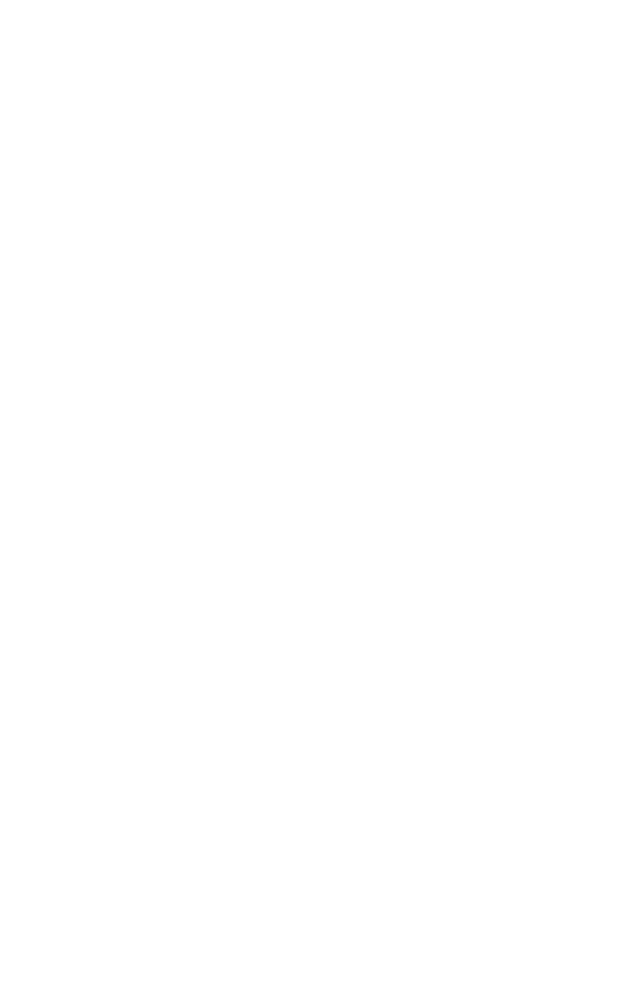
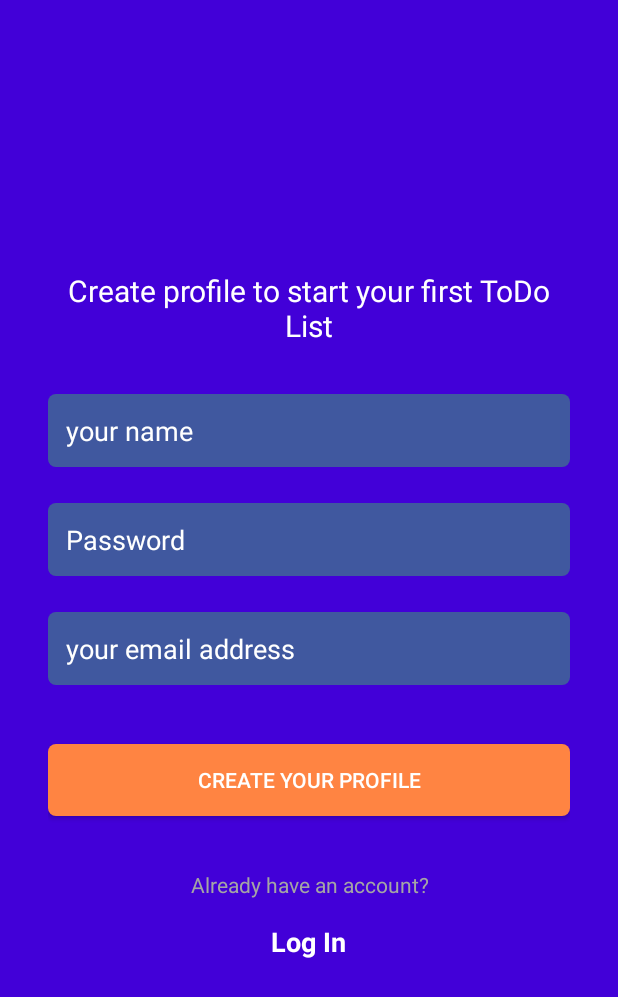
Before and after one commit to ALAA999/TODO-List-APP, an Android app: the SignUpActivity screen opened directly, with no data from a screen before it, on a phone screen of 412 x 824 dp. Before the commit the part shown is empty. Shown: the top 997 px of the screen. Run offline under Robolectric (Android 15) with nearby library versions, the phone set to English and light mode, and no system bars.

Commit message:
finish Sign Up UI

```diff
--- a/app/src/main/java/com/alaa/todolistapp/auth/SignUpActivity.java
+++ b/app/src/main/java/com/alaa/todolistapp/auth/SignUpActivity.java
@@ -3,14 +3,32 @@ package com.alaa.todolistapp.auth;
 import androidx.appcompat.app.AppCompatActivity;
 
 import android.os.Bundle;
+import android.view.View;
 
 import com.alaa.todolistapp.R;
+import com.alaa.todolistapp.databinding.ActivityMainBinding;
+import com.alaa.todolistapp.databinding.ActivitySignUpBinding;
 
-public class SignUpActivity extends AppCompatActivity {
+public class SignUpActivity extends AppCompatActivity implements View.OnClickListener {
+
+    private ActivitySignUpBinding binding;
 
     @Override
     protected void onCreate(Bundle savedInstanceState) {
         super.onCreate(savedInstanceState);
-        setContentView(R.layout.activity_sign_up);
+        binding = ActivitySignUpBinding.inflate(getLayoutInflater());
+        View view = binding.getRoot();
+        setContentView(view);
+        binding.createProfile.setOnClickListener(this);
+        binding.login.setOnClickListener(this);
+    }
+
+    @Override
+    public void onClick(View view) {
+        if (view.getId() == R.id.create_profile) {
+
+        } else if (view.getId() == R.id.login) {
+
+        }
     }
 }
--- /dev/null
+++ b/app/src/main/res/drawable/rounded_edittext_shape.xml
@@ -0,0 +1,8 @@
+<?xml version="1.0" encoding="utf-8"?>
+<shape xmlns:android="http://schemas.android.com/apk/res/android"
+    android:shape="rectangle" android:padding="10dp">
+
+    <solid android:color="#40589F"/>
+    <corners
+        android:radius="5dp" />
+</shape>
--- a/app/src/main/res/layout/activity_sign_up.xml
+++ b/app/src/main/res/layout/activity_sign_up.xml
@@ -4,6 +4,95 @@
     xmlns:tools="http://schemas.android.com/tools"
     android:layout_width="match_parent"
     android:layout_height="match_parent"
+    android:background="@color/purple_700"
+    android:orientation="vertical"
+    android:paddingStart="32dp"
+    android:paddingEnd="32dp"
     tools:context=".auth.SignUpActivity">
 
+    <LinearLayout
+        android:layout_width="match_parent"
+        android:layout_height="wrap_content"
+        android:gravity="center"
+        android:orientation="vertical"
+        app:layout_constraintBottom_toBottomOf="parent"
+        app:layout_constraintEnd_toEndOf="parent"
+        app:layout_constraintStart_toStartOf="parent"
+        app:layout_constraintTop_toTopOf="parent">
+
+        <TextView
+            android:layout_width="wrap_content"
+            android:layout_height="wrap_content"
+            android:gravity="center"
+            android:text="@string/sign_up_title"
+            android:textColor="@color/white"
+            android:textSize="20sp" />
+
+        <EditText
+            android:id="@+id/name"
+            android:layout_width="match_parent"
+            android:layout_height="wrap_content"
+            android:layout_marginTop="32dp"
+            android:background="@drawable/rounded_edittext_shape"
+            android:hint="@string/your_name"
+            android:inputType="textPersonName"
+            android:padding="12dp"
+            android:textColor="@color/white"
+            android:textColorHint="@color/white" />
+
+        <EditText
+            android:id="@+id/password"
+            android:layout_width="match_parent"
+            android:layout_height="wrap_content"
+            android:layout_marginTop="24dp"
+            android:background="@drawable/rounded_edittext_shape"
+            android:hint="@string/passwrod"
+            android:inputType="textPassword"
+            android:padding="12dp"
+            android:textColor="@color/white"
+            android:textColorHint="@color/white" />
+
+        <EditText
+            android:id="@+id/email"
+            android:layout_width="match_parent"
+            android:layout_height="wrap_content"
+            android:layout_marginTop="24dp"
+            android:background="@drawable/rounded_edittext_shape"
+            android:hint="@string/your_email_address"
+            android:inputType="textEmailAddress"
+            android:padding="12dp"
+            android:textColor="@color/white"
+            android:textColorHint="@color/white" />
+
+        <androidx.appcompat.widget.AppCompatButton
+            android:id="@+id/create_profile"
+            android:layout_width="match_parent"
+            android:layout_height="wrap_content"
+            android:layout_marginTop="39dp"
+            android:background="@drawable/rounded_edittext_shape"
+            android:backgroundTint="@color/orange"
+            android:text="@string/create_your_profile"
+            android:textColor="@color/white" />
+
+        <TextView
+            android:layout_width="wrap_content"
+            android:layout_height="wrap_content"
+            android:layout_marginTop="36dp"
+            android:gravity="center"
+            android:text="@string/already_have_account"
+            android:textColor="@color/gray"
+            android:textSize="14sp" />
+
+        <TextView
+            android:id="@+id/login"
+            android:layout_width="wrap_content"
+            android:layout_height="wrap_content"
+            android:layout_marginTop="12dp"
+            android:gravity="center"
+            android:padding="4dp"
+            android:text="@string/login"
+            android:textColor="@color/white"
+            android:textSize="18sp"
+            android:textStyle="bold" />
+    </LinearLayout>
 </androidx.constraintlayout.widget.ConstraintLayout>
--- a/app/src/main/res/values/colors.xml
+++ b/app/src/main/res/values/colors.xml
@@ -7,4 +7,6 @@
     <color name="teal_700">#FF018786</color>
     <color name="black">#FF000000</color>
     <color name="white">#FFFFFFFF</color>
+    <color name="gray">#A5A5A5</color>
+    <color name="orange">#FF8442</color>
 </resources>
--- a/app/src/main/res/values/strings.xml
+++ b/app/src/main/res/values/strings.xml
@@ -2,4 +2,11 @@
     <string name="app_name">TODO List APP</string>
     <string name="things_to_do">Things ToDo</string>
     <string name="next_underlined"><u>next</u></string>
+    <string name="sign_up_title">Create profile to start your first ToDo List</string>
+    <string name="your_name">your name</string>
+    <string name="your_email_address">your email address</string>
+    <string name="create_your_profile">Create your profile</string>
+    <string name="already_have_account">Already have an account?</string>
+    <string name="login">Log In</string>
+    <string name="passwrod">Password</string>
 </resources>
```
